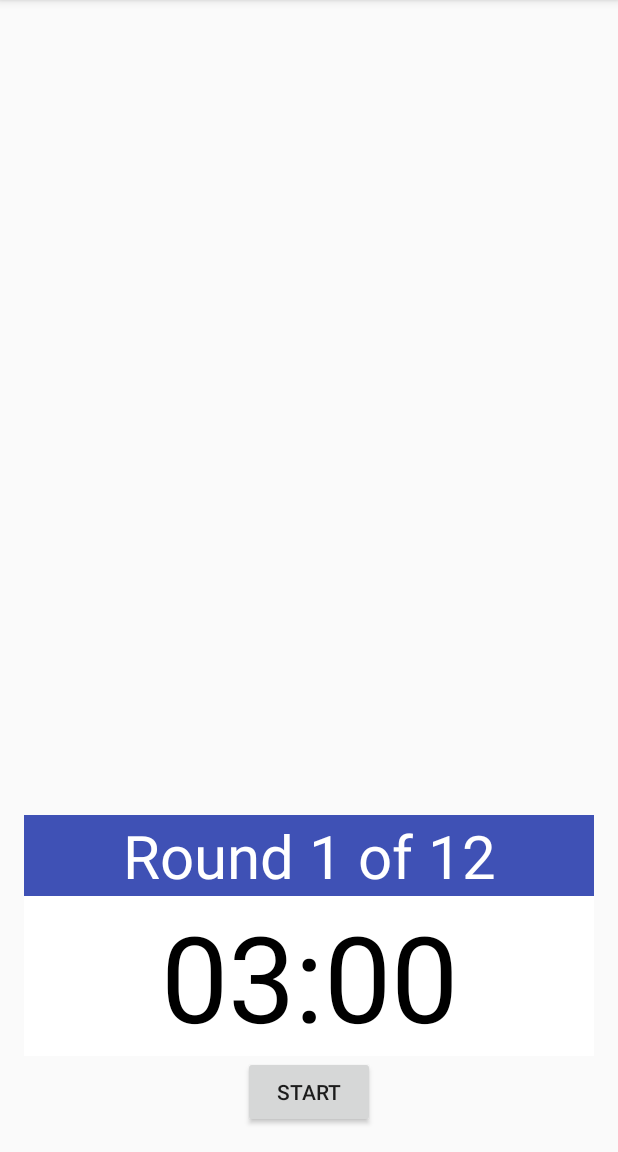
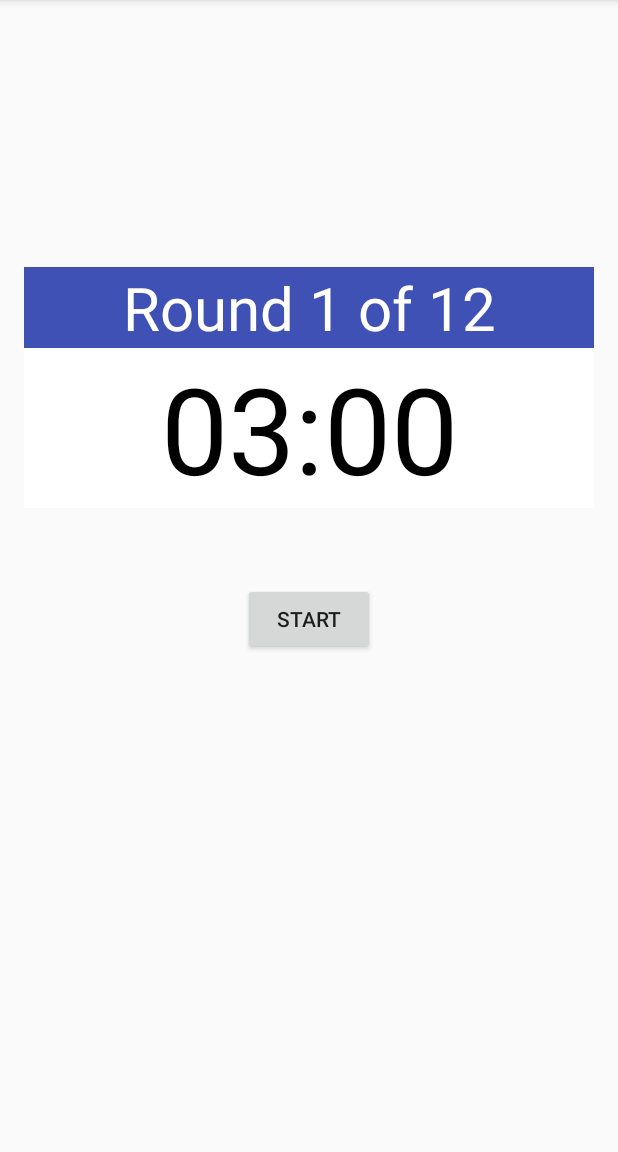
Before and after one commit to kirkbae/BellBoy, an Android app: the screen it shows after launch (MainActivity), on a phone screen of 412 x 824 dp, the part 84-1236 px from its top. Run offline under Robolectric (Android 15) with nearby library versions, the light colour scheme and no system bars.

Commit message:
Ui tweaks.

```diff
--- a/Source/app/src/main/res/layout/activity_main.xml
+++ b/Source/app/src/main/res/layout/activity_main.xml
@@ -20,11 +20,12 @@
         android:text="Round"
         android:background="@color/colorRoundBackGround"
         android:textColor="@color/colorRoundText"
-        android:layout_above="@+id/txtTime"
+        android:layout_marginTop="162dp"
+        android:layout_alignParentTop="true"
+        android:layout_alignParentRight="true"
+        android:layout_alignParentEnd="true"
         android:layout_alignParentLeft="true"
-        android:layout_alignParentStart="true"
-        android:layout_alignParentRight="true"
-        android:layout_alignParentEnd="true" />
+        android:layout_alignParentStart="true" />
 
     <Button
         android:layout_width="wrap_content"
@@ -32,8 +33,9 @@
         android:text="Start"
         android:id="@+id/btnStartPause"
         android:onClick="btnStartPause_onClick"
-        android:layout_alignParentBottom="true"
-        android:layout_centerHorizontal="true" />
+        android:layout_below="@+id/txtTime"
+        android:layout_centerHorizontal="true"
+        android:layout_marginTop="50dp" />
 
     <TextView
         android:layout_width="wrap_content"
@@ -44,11 +46,10 @@
         android:text="00:00"
         android:textColor="@color/colorTimeText"
         android:background="@color/colorTimeBackGround"
-        android:layout_above="@+id/btnStartPause"
+        android:layout_alignParentStart="true"
+        android:layout_below="@+id/txtRound"
         android:layout_alignParentLeft="true"
-        android:layout_alignParentStart="true"
-        android:layout_alignRight="@+id/txtRound"
-        android:layout_alignEnd="@+id/txtRound"
-        android:layout_alignParentRight="true" />
+        android:layout_alignParentRight="true"
+        android:layout_alignParentEnd="true" />
 
 </RelativeLayout>
```
